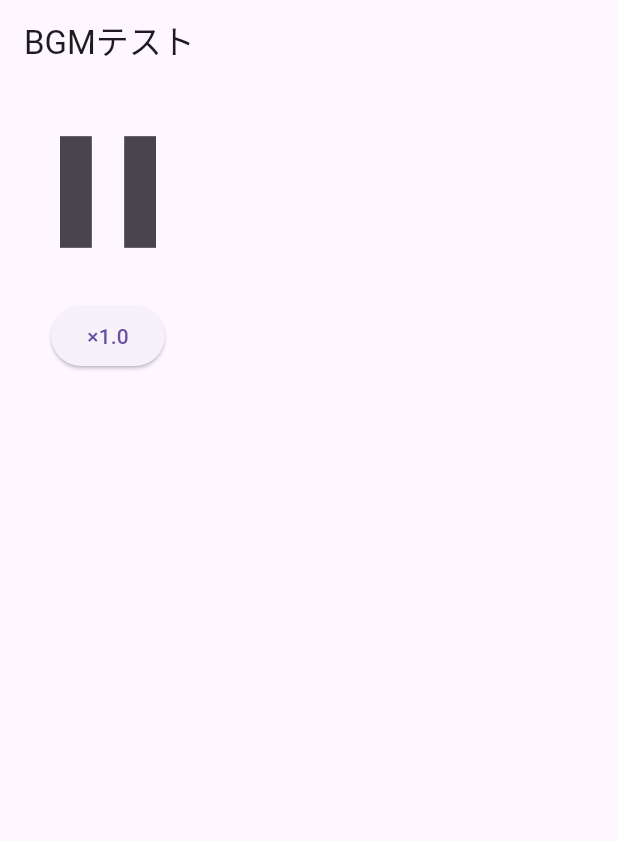
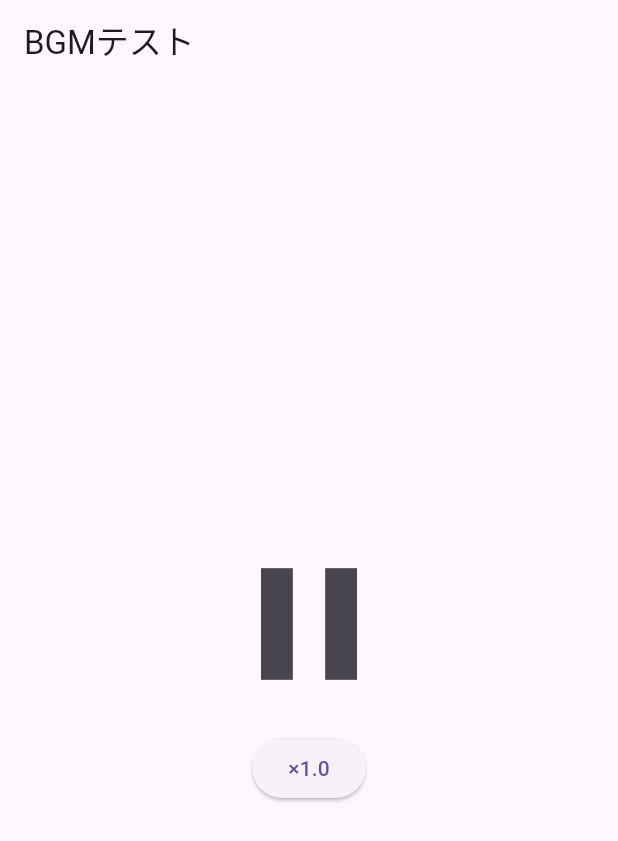
Before and after one commit to ironmax123/oyutamari_bongo, a Flutter app: the screen it shows after launch, after a tap on the "play arrow" icon, on a phone screen of 412 x 824 dp. Shown: the top 841 px of the screen. Run offline on Flutter 3.47's test engine with Material 3 defaults, Android fonts, the phone set to English and light mode, and no system bars; our stand-ins replace flutter_hooks, just_audio; missing offline and left inert: audio_session; statements that could not run were skipped.

Commit message:
再生ボタンに軽微な修正

```diff
--- a/lib/pages/sounds_test.dart
+++ b/lib/pages/sounds_test.dart
@@ -26,29 +26,32 @@ class SoundsTest extends HookWidget {
 
     useEffect(() {
       setupSessionAndLoadAudio();
-      return () => audioPlayer.dispose(); // コンポーネント破棄時に解放
+      return () => audioPlayer.dispose();
     }, [audioPlayer]);
     final playSpeed = useState(1.0);
     return Scaffold(
         appBar: AppBar(title: const Text('BGMテスト')),
-        body: Column(
+        body: Center(
+            child: Column(
+          mainAxisAlignment: MainAxisAlignment.center,
           children: [
             IconButton(
               icon: Icon(isPlaying.value ? Icons.pause : Icons.play_arrow),
               onPressed: () async {
+                isPlaying.value = !isPlaying.value;
+
                 if (isPlaying.value) {
-                  await audioPlayer.pause();
-                  await audioPlayer2.pause();
-                } else {
                   await audioPlayer.play();
                   // 2秒後に別の音声を再生
                   Future.delayed(const Duration(seconds: 2), () async {
                     await audioPlayer2.play();
-                    audioPlayer2.setLoopMode(LoopMode.one); // ループ再生設定
+                    audioPlayer2.setLoopMode(LoopMode.one);
                   });
-                  audioPlayer.setLoopMode(LoopMode.one); // ループ再生設定
+                  audioPlayer.setLoopMode(LoopMode.one);
+                } else {
+                  await audioPlayer.pause();
+                  await audioPlayer2.pause();
                 }
-                isPlaying.value = !isPlaying.value;
               },
               iconSize: 128,
             ),
@@ -63,6 +66,6 @@ class SoundsTest extends HookWidget {
                 },
                 child: Text('×${playSpeed.value}'))
           ],
-        ));
+        )));
   }
 }
```
